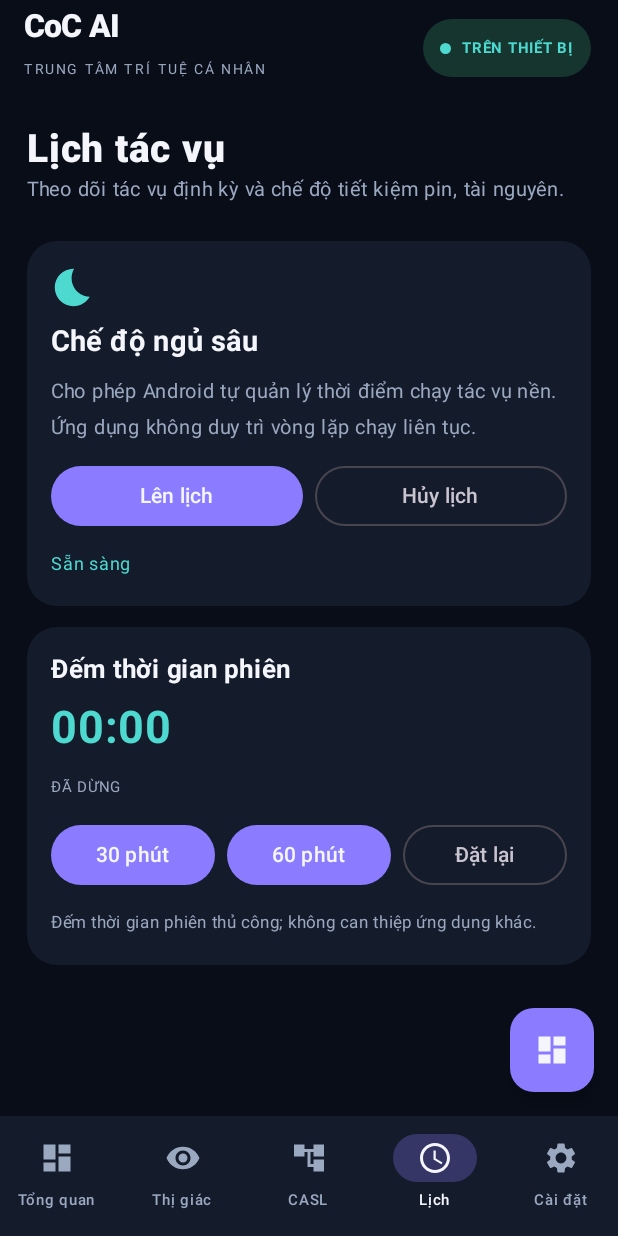
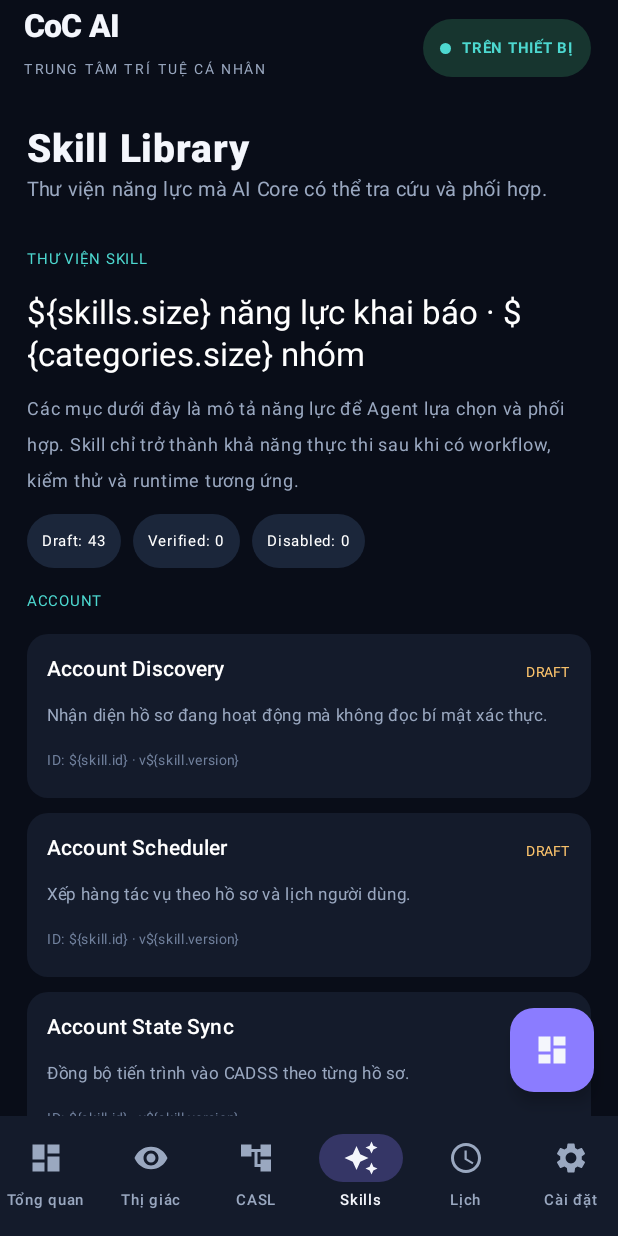
Before and after one commit to Syhung2k7dev/CoC-AI-Assistant, an Android app built with Jetpack Compose: the screen it shows after launch (MainActivity), item 4 of the bottom bar chosen, on a phone screen of 412 x 824 dp. Run offline under Robolectric (Android 15) with nearby library versions, the phone set to English and light mode, and no system bars.

Commit message:
Integrate Skill Library into app navigation

```diff
--- a/app/src/main/kotlin/dev/syhung/cocassistant/MainActivity.kt
+++ b/app/src/main/kotlin/dev/syhung/cocassistant/MainActivity.kt
@@ -56,6 +56,7 @@ private fun CoCAssistantApp() {
     val context = LocalContext.current
     val scope = rememberCoroutineScope()
     val store = remember { CadssStore(context) }
+    val skillRegistry = remember { AgentSkillRegistry(context).also { BuiltinSkillCatalog.install(it) } }
     var selectedTab by rememberSaveable { mutableIntStateOf(0) }
     var note by rememberSaveable { mutableStateOf(store.getText("note", "")) }
     var apiKey by rememberSaveable { mutableStateOf("") }
@@ -167,6 +168,7 @@ private fun CoCAssistantApp() {
                         "Tổng quan" to Icons.Default.Dashboard,
                         "Thị giác" to Icons.Default.Visibility,
                         "CASL" to Icons.Default.AccountTree,
+                        "Skills" to Icons.Default.AutoAwesome,
                         "Lịch" to Icons.Default.Schedule,
                         "Cài đặt" to Icons.Default.Settings
                     )
@@ -303,6 +305,10 @@ private fun CoCAssistantApp() {
                         }
                     }
                     3 -> {
+                        item { PageIntro("Skill Library", "Thư viện năng lực mà AI Core có thể tra cứu và phối hợp.") }
+                        item { SkillLibraryPanel(skillRegistry) }
+                    }
+                    4 -> {
                         item { PageIntro("Lịch tác vụ", "Theo dõi tác vụ định kỳ và chế độ tiết kiệm pin, tài nguyên.") }
                         item {
                             PanelCard {
```
